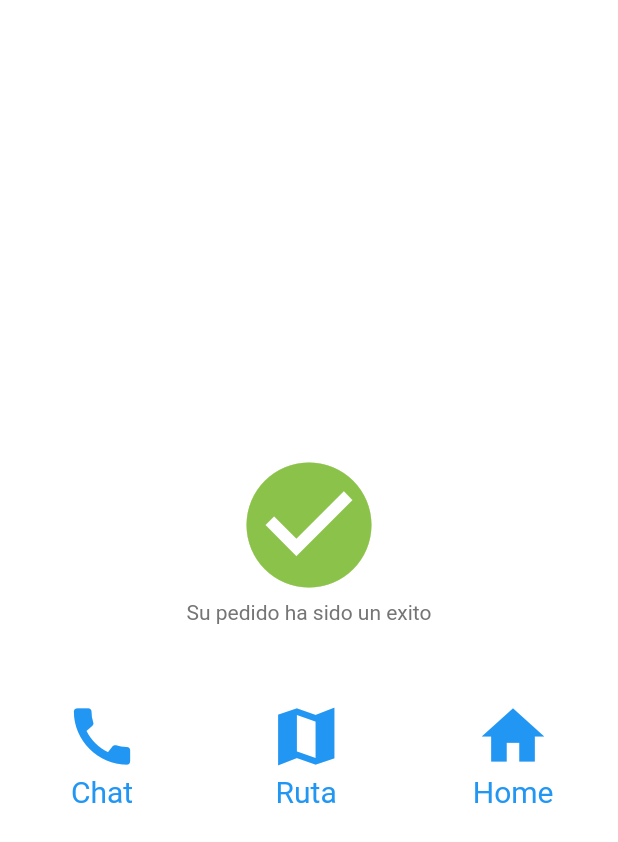
After one commit to Juanesdn/HomeTechFlutterApp, a Flutter app: the SuccessScreen screen opened directly, on a phone screen of 412 x 824 dp. The commit adds this screen. Shown: the top 842 px of the screen. Run offline on Flutter 3.47's test engine with Material 2 defaults, Android fonts, the phone set to English and light mode, and no system bars; our stand-ins replace cloud_firestore, firebase_auth, firebase_core, table_calendar; accounts and stored records are empty; network calls fail.

Commit message:
demo part1

```diff
--- /dev/null
+++ b/lib/screens/success/success_screen.dart
@@ -0,0 +1,85 @@
+import 'package:flutter/material.dart';
+import 'package:hometech_app/screens/homepage/homepage.dart';
+
+class SuccessScreen extends StatelessWidget {
+  @override
+  Widget build(BuildContext context) {
+    return Scaffold(
+      body: Container(
+        child: Column(
+          children: [
+            Expanded(
+              child: Column(
+                children: [
+                  SizedBox(
+                    height: 300,
+                  ),
+                  Icon(
+                    Icons.check_circle,
+                    color: Colors.lightGreen,
+                    size: 100,
+                  ),
+                  Text('Su pedido ha sido un exito'),
+                  SizedBox(
+                    height: 50,
+                  ),
+                  ButtonSection(),
+                ],
+              ),
+            ),
+          ],
+        ),
+      ),
+    );
+  }
+}
+
+class ButtonSection extends StatelessWidget {
+  const ButtonSection({
+    Key? key,
+  }) : super(key: key);
+
+  @override
+  Widget build(BuildContext context) {
+    return Container(
+      child: Row(
+        mainAxisAlignment: MainAxisAlignment.spaceAround,
+        children: [
+          CustomButton(icon: Icons.call, text: 'Chat'),
+          CustomButton(icon: Icons.map_sharp, text: 'Ruta'),
+          GestureDetector(
+              onTap: () {
+                Navigator.push(context,
+                    MaterialPageRoute(builder: (context) => HomePage()));
+              },
+              child: CustomButton(icon: Icons.home, text: 'Home')),
+        ],
+      ),
+    );
+  }
+}
+
+class CustomButton extends StatelessWidget {
+  final IconData icon;
+  final String text;
+
+  const CustomButton({
+    Key? key,
+    required this.icon,
+    required this.text,
+  }) : super(key: key);
+
+  @override
+  Widget build(BuildContext context) {
+    return Column(
+      children: [
+        Icon(
+          this.icon,
+          color: Colors.blue,
+          size: 50,
+        ),
+        Text(this.text, style: TextStyle(color: Colors.blue, fontSize: 20))
+      ],
+    );
+  }
+}
```
Also changed, not shown: lib/screens/calendarPlanning/calendar_planning_screen.dart (+10 -4 lines), lib/screens/categories/categories.dart (+12 -5 lines), lib/screens/homepage/tabs/home/tab_home.dart (+9 -3 lines), lib/screens/payment/payment_screen.dart (+13 -4 lines), lib/screens/technicians/technicians_screen.dart (added, +175 -0 lines), assets/images/no-image.jpg (added).
